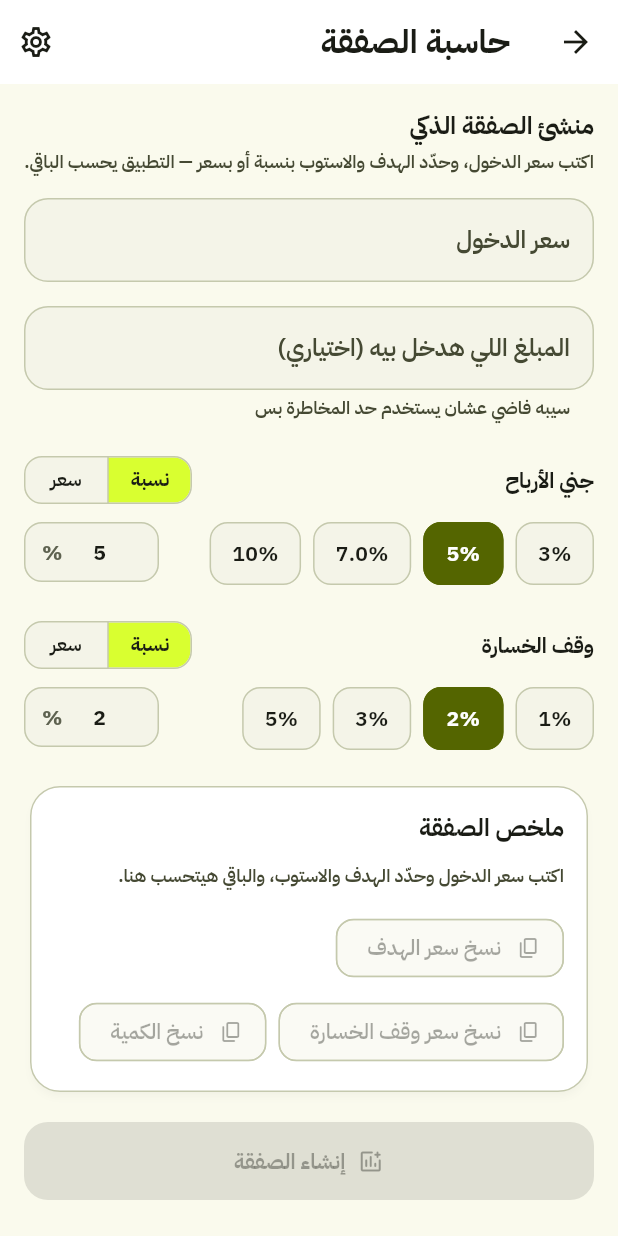
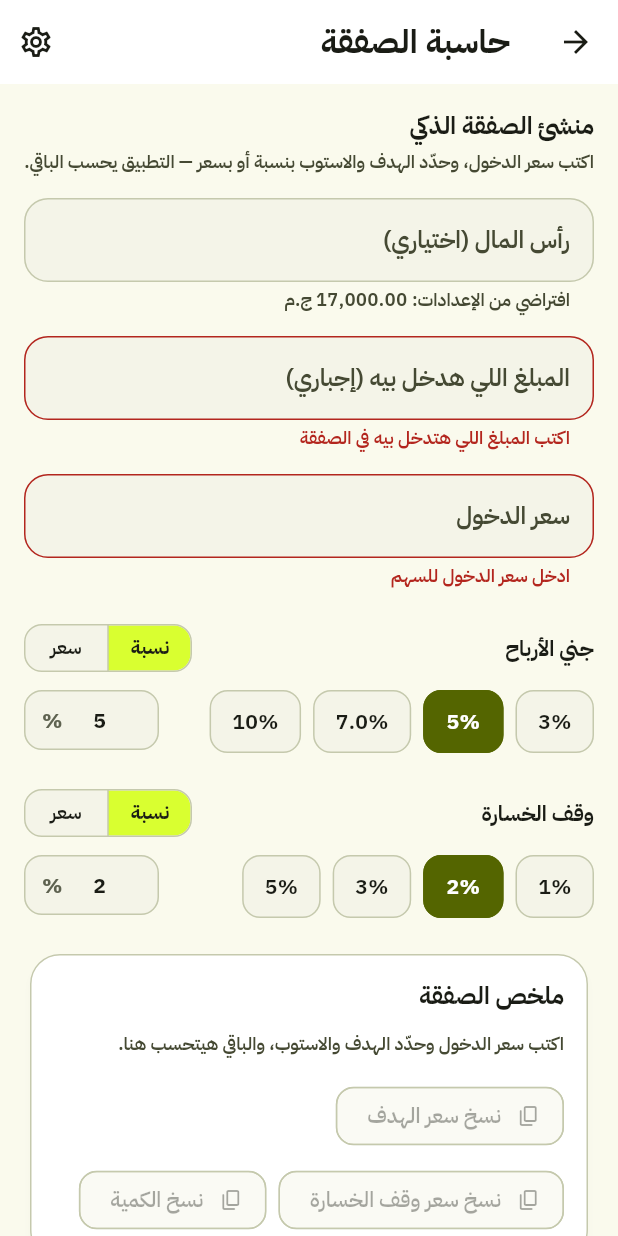
Before and after one commit to ahmedmostafa147/TradeMind, a Flutter app: the CalculatorScreen screen opened directly, on a phone screen of 412 x 824 dp. Run offline on Flutter 3.47's test engine with Material 3 defaults, Android fonts, the light colour scheme and no system bars; our stand-ins replace cloud_firestore, firebase_auth, firebase_core, fl_chart, flutter_riverpod, google_sign_in and 3 more; accounts and stored records are empty.

Commit message:
feat: implement reusable calculator UI components and logic for price-percentage toggling

```diff
--- a/lib/calculator/widgets/level_field.dart
+++ b/lib/calculator/widgets/level_field.dart
@@ -133,7 +133,8 @@ class LevelField extends StatelessWidget {
             onChanged: onPriceChanged,
             keyboardType: const TextInputType.numberWithOptions(decimal: true),
             inputFormatters: [
-              FilteringTextInputFormatter.allow(RegExp(r'[0-9.٠-٩]')),
+              FilteringTextInputFormatter.allow(RegExp(r'[0-9.٠-٩,]')),
+              const ThousandsFormatter(),
             ],
             textDirection: TextDirection.ltr,
             textAlign: TextAlign.right,
--- a/lib/calculator/widgets/smart_trade_builder.dart
+++ b/lib/calculator/widgets/smart_trade_builder.dart
@@ -27,12 +27,13 @@ class _SmartTradeBuilderState extends ConsumerState<SmartTradeBuilder> {
   static const List<double> _takeProfitPresets = [0.03, 0.05, 0.07, 0.10];
   static const List<double> _stopLossPresets = [0.01, 0.02, 0.03, 0.05];
 
+  final _capitalController = TextEditingController();
+  final _budgetController = TextEditingController();
   final _entryController = TextEditingController();
   final _takeProfitController = TextEditingController();
   final _takeProfitPriceController = TextEditingController();
   final _stopLossController = TextEditingController();
   final _stopPriceController = TextEditingController();
-  final _budgetController = TextEditingController();
 
   LevelInputMode _stopMode = LevelInputMode.percent;
   LevelInputMode _targetMode = LevelInputMode.percent;
@@ -41,12 +42,13 @@ class _SmartTradeBuilderState extends ConsumerState<SmartTradeBuilder> {
 
   @override
   void dispose() {
+    _capitalController.dispose();
+    _budgetController.dispose();
     _entryController.dispose();
     _takeProfitController.dispose();
     _takeProfitPriceController.dispose();
     _stopLossController.dispose();
     _stopPriceController.dispose();
-    _budgetController.dispose();
     super.dispose();
   }
 
@@ -88,8 +90,10 @@ class _SmartTradeBuilderState extends ConsumerState<SmartTradeBuilder> {
     final stopByPrice = _stopMode == LevelInputMode.price;
     final targetByPrice = _targetMode == LevelInputMode.price;
 
+    final parsedCapital = parseNumber(_capitalController.text) ?? settings.capital;
+
     final plan = SmartTradePlan.compute(
-      capital: settings.capital,
+      capital: parsedCapital,
       maxRiskPercent: settings.maxRiskPercent,
       takeProfitPercent: targetByPrice ? 0.0 : _takeProfitPercent!,
       stopLossPercent: stopByPrice ? 0.0 : _stopLossPercent!,
@@ -105,41 +109,71 @@ class _SmartTradeBuilderState extends ConsumerState<SmartTradeBuilder> {
       children: [
         const SmartTradeHeader(),
         const SizedBox(height: 16),
+
+        // 1. Capital (Optional)
+        TextField(
+          key: const ValueKey('capital-field'),
+          controller: _capitalController,
+          onChanged: (_) => setState(() {}),
+          keyboardType: const TextInputType.numberWithOptions(decimal: true),
+          inputFormatters: [
+            FilteringTextInputFormatter.allow(RegExp(r'[0-9.٠-٩,]')),
+            const ThousandsFormatter(),
+          ],
+          textDirection: TextDirection.ltr,
+          textAlign: TextAlign.right,
+          decoration: InputDecoration(
+            labelText: 'رأس المال (اختياري)',
+            hintText: money(settings.capital),
+            suffixText: kCurrencySuffix,
+            helperText: 'افتراضي من الإعدادات: ${money(settings.capital)}',
+          ),
+        ),
+        const SizedBox(height: 16),
+
+        // 2. Budget (Required)
+        TextField(
+          key: const ValueKey('budget-field'),
+          controller: _budgetController,
+          onChanged: (_) => setState(() {}),
+          keyboardType: const TextInputType.numberWithOptions(decimal: true),
+          inputFormatters: [
+            FilteringTextInputFormatter.allow(RegExp(r'[0-9.٠-٩,]')),
+            const ThousandsFormatter(),
+          ],
+          textDirection: TextDirection.ltr,
+          textAlign: TextAlign.right,
+          decoration: InputDecoration(
+            labelText: 'المبلغ اللي هدخل بيه (إجباري)',
+            suffixText: kCurrencySuffix,
+            errorText: _budgetController.text.trim().isEmpty
+                ? 'اكتب المبلغ اللي هتدخل بيه في الصفقة'
+                : null,
+            helperText: plan.sizing.limitedByBudget
+                ? 'الكمية اتحددت بالمبلغ ده'
+                : 'ادخل المبلغ المخصص لهذه الصفقة',
+          ),
+        ),
+        const SizedBox(height: 16),
+
+        // 3. Entry Price (Required)
         TextField(
           key: const ValueKey('entry-price-field'),
           controller: _entryController,
           onChanged: (_) => setState(() {}),
           keyboardType: const TextInputType.numberWithOptions(decimal: true),
           inputFormatters: [
-            FilteringTextInputFormatter.allow(RegExp(r'[0-9.٠-٩]')),
-          ],
-          textDirection: TextDirection.ltr,
-          textAlign: TextAlign.right,
-          decoration: const InputDecoration(
-            labelText: 'سعر الدخول',
-            suffixText: kCurrencySuffix,
-          ),
-        ),
-        const SizedBox(height: 16),
-
-        // Without this the sizing assumes the whole account backs the trade,
-        // which is not how anyone actually buys — most people commit a slice.
-        TextField(
-          key: const ValueKey('budget-field'),
-          controller: _budgetController,
-          onChanged: (_) => setState(() {}),
-          keyboardType: const TextInputType.numberWithOptions(decimal: true),
-          inputFormatters: [
-            FilteringTextInputFormatter.allow(RegExp(r'[0-9.٠-٩]')),
+            FilteringTextInputFormatter.allow(RegExp(r'[0-9.٠-٩,]')),
+            const ThousandsFormatter(),
           ],
           textDirection: TextDirection.ltr,
           textAlign: TextAlign.right,
           decoration: InputDecoration(
-            labelText: 'المبلغ اللي هدخل بيه (اختياري)',
+            labelText: 'سعر الدخول',
             suffixText: kCurrencySuffix,
-            helperText: plan.sizing.limitedByBudget
-                ? 'الكمية اتحددت بالمبلغ ده، مش بحد المخاطرة'
-                : 'سيبه فاضي عشان يستخدم حد المخاطرة بس',
+            errorText: _entryController.text.trim().isEmpty
+                ? 'ادخل سعر الدخول للسهم'
+                : null,
           ),
         ),
         const SizedBox(height: 20),
--- a/lib/core/formatters.dart
+++ b/lib/core/formatters.dart
@@ -1,3 +1,4 @@
+import 'package:flutter/services.dart';
 import 'package:flutter/widgets.dart';
 // intl exports its own bidi TextDirection class, which shadows the dart:ui enum
 // that NumericText below needs. Hidden rather than prefixed so the formatter
@@ -127,16 +128,52 @@ String toWesternDigits(String input) {
 /// field goes through this rather than double.tryParse directly.
 double? parseNumber(String? input) {
   if (input == null) return null;
-  final normalised = toWesternDigits(input).trim();
+  final normalised = toWesternDigits(input).replaceAll(',', '').trim();
   if (normalised.isEmpty) return null;
   return double.tryParse(normalised);
 }
 
 int? parseInteger(String? input) {
   if (input == null) return null;
-  final normalised = toWesternDigits(input).trim();
+  final normalised = toWesternDigits(input).replaceAll(',', '').trim();
   if (normalised.isEmpty) return null;
   return int.tryParse(normalised);
+}
+
+class ThousandsFormatter extends TextInputFormatter {
+  const ThousandsFormatter();
+
+  @override
+  TextEditingValue formatEditUpdate(
+    TextEditingValue oldValue,
+    TextEditingValue newValue,
+  ) {
+    if (newValue.text.isEmpty) return newValue;
+    final text = toWesternDigits(newValue.text).replaceAll(',', '').trim();
+    if (text.isEmpty) return newValue;
+
+    final parts = text.split('.');
+    if (parts.length > 2) return oldValue;
+
+    final integerPart = parts[0];
+    if (integerPart.isNotEmpty && !RegExp(r'^\d+$').hasMatch(integerPart)) {
+      return oldValue;
+    }
+
+    final formattedInteger = integerPart.replaceAllMapped(
+      RegExp(r'(\d{1,3})(?=(\d{3})+(?!\d))'),
+      (m) => '${m[1]},',
+    );
+
+    final newText = parts.length == 2
+        ? '$formattedInteger.${parts[1]}'
+        : formattedInteger;
+
+    return TextEditingValue(
+      text: newText,
+      selection: TextSelection.collapsed(offset: newText.length),
+    );
+  }
 }
 
 /// Renders a number inside an RTL paragraph without the sign flipping sides.
```
Also changed, not shown: 3 other files.
